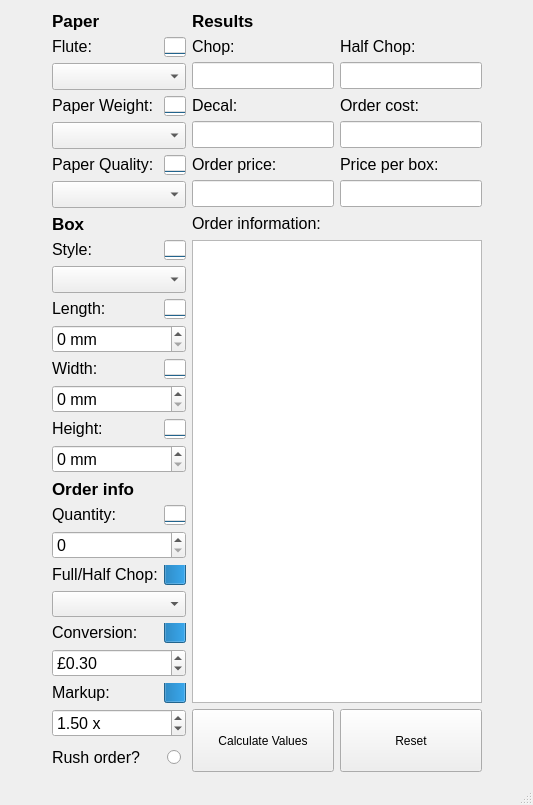
Qt form QTFiles/FormFiles/BPViewer.ui (tommygod3/BoxPricer) before a commit.
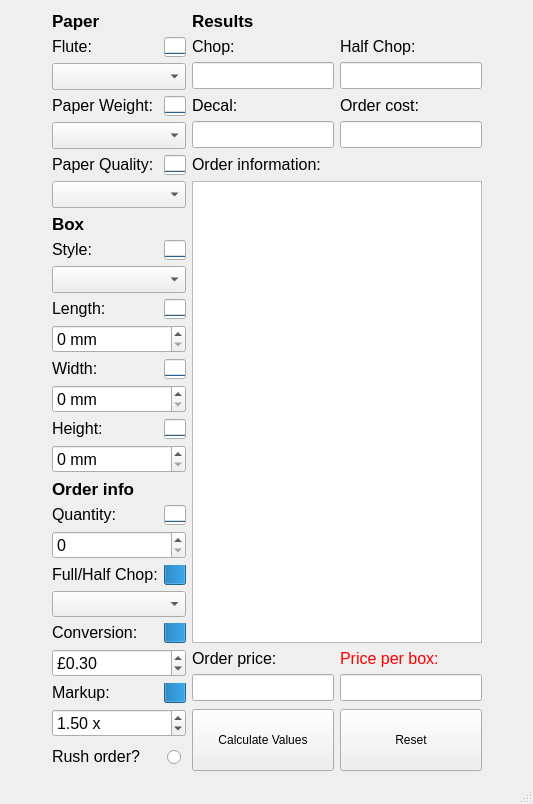
The same form after that commit.

Diff of the .ui file:
```diff
--- a/QTFiles/FormFiles/BPViewer.ui
+++ b/QTFiles/FormFiles/BPViewer.ui
@@ -7,15 +7,15 @@
     <x>0</x>
     <y>0</y>
     <width>533</width>
-    <height>805</height>
+    <height>804</height>
    </rect>
   </property>
   <property name="windowTitle">
    <string>Box Pricer</string>
   </property>
   <widget class="QWidget" name="centralWidget">
-   <layout class="QGridLayout" name="gridLayout_5">
-    <item row="0" column="2">
+   <layout class="QGridLayout" name="gridLayout_8">
+    <item row="0" column="1">
      <spacer name="verticalSpacer">
       <property name="orientation">
        <enum>Qt::Vertical</enum>
@@ -29,7 +29,7 @@
      </spacer>
     </item>
     <item row="1" column="1" rowspan="2" colspan="2">
-     <layout class="QGridLayout" name="gridLayout_4">
+     <layout class="QGridLayout" name="gridLayout_7">
       <item row="0" column="0">
        <widget class="QLabel" name="labelPaper">
         <property name="sizePolicy">
@@ -204,24 +204,6 @@
         </item>
        </layout>
       </item>
-      <item row="2" column="0" colspan="2">
-       <widget class="QComboBox" name="comboBoxFlute">
-        <property name="sizePolicy">
-         <sizepolicy hsizetype="Minimum" vsizetype="Fixed">
-          <horstretch>0</horstretch>
-          <verstretch>0</verstretch>
-         </sizepolicy>
-        </property>
-        <property name="font">
-         <font>
-          <pointsize>12</pointsize>
-         </font>
-        </property>
-        <property name="currentIndex">
-         <number>-1</number>
-        </property>
-       </widget>
-      </item>
       <item row="3" column="0">
        <widget class="QLabel" name="labelPW">
         <property name="sizePolicy">
@@ -356,24 +338,6 @@
         </item>
        </layout>
       </item>
-      <item row="4" column="0" colspan="2">
-       <widget class="QComboBox" name="comboBoxPW">
-        <property name="sizePolicy">
-         <sizepolicy hsizetype="Minimum" vsizetype="Fixed">
-          <horstretch>0</horstretch>
-          <verstretch>0</verstretch>
-         </sizepolicy>
-        </property>
-        <property name="font">
-         <font>
-          <pointsize>12</pointsize>
-         </font>
-        </property>
-        <property name="currentIndex">
-         <number>-1</number>
-        </property>
-       </widget>
-      </item>
       <item row="5" column="0">
        <widget class="QLabel" name="labelPQ">
         <property name="sizePolicy">
@@ -420,96 +384,8 @@
         </property>
        </widget>
       </item>
-      <item row="5" column="2" rowspan="2" colspan="2">
-       <layout class="QGridLayout" name="gridLayout_3">
-        <item row="0" column="0">
-         <widget class="QLabel" name="labelPrice">
-          <property name="sizePolicy">
-           <sizepolicy hsizetype="Minimum" vsizetype="Fixed">
-            <horstretch>0</horstretch>
-            <verstretch>0</verstretch>
-           </sizepolicy>
-          </property>
-          <property name="font">
-           <font>
-            <pointsize>12</pointsize>
-           </font>
-          </property>
-          <property name="text">
-           <string>Order price:</string>
-          </property>
-         </widget>
-        </item>
-        <item row="1" column="0">
-         <widget class="QLineEdit" name="lineReadPrice">
-          <property name="sizePolicy">
-           <sizepolicy hsizetype="Minimum" vsizetype="Fixed">
-            <horstretch>0</horstretch>
-            <verstretch>0</verstretch>
-           </sizepolicy>
-          </property>
-          <property name="font">
-           <font>
-            <pointsize>12</pointsize>
-           </font>
-          </property>
-          <property name="focusPolicy">
-           <enum>Qt::NoFocus</enum>
-          </property>
-          <property name="text">
-           <string/>
-          </property>
-          <property name="readOnly">
-           <bool>true</bool>
-          </property>
-         </widget>
-        </item>
-        <item row="1" column="1">
-         <widget class="QLineEdit" name="lineReadPricePer">
-          <property name="sizePolicy">
-           <sizepolicy hsizetype="Minimum" vsizetype="Fixed">
-            <horstretch>0</horstretch>
-            <verstretch>0</verstretch>
-           </sizepolicy>
-          </property>
-          <property name="font">
-           <font>
-            <pointsize>12</pointsize>
-           </font>
-          </property>
-          <property name="focusPolicy">
-           <enum>Qt::NoFocus</enum>
-          </property>
-          <property name="text">
-           <string/>
-          </property>
-          <property name="readOnly">
-           <bool>true</bool>
-          </property>
-         </widget>
-        </item>
-        <item row="0" column="1">
-         <widget class="QLabel" name="labelPricePer">
-          <property name="sizePolicy">
-           <sizepolicy hsizetype="Minimum" vsizetype="Fixed">
-            <horstretch>0</horstretch>
-            <verstretch>0</verstretch>
-           </sizepolicy>
-          </property>
-          <property name="font">
-           <font>
-            <pointsize>12</pointsize>
-           </font>
-          </property>
-          <property name="text">
-           <string>Price per box:</string>
-          </property>
-         </widget>
-        </item>
-       </layout>
-      </item>
-      <item row="6" column="0" colspan="2">
-       <widget class="QComboBox" name="comboBoxPQ">
+      <item row="5" column="2">
+       <widget class="QLabel" name="labelInfo">
         <property name="sizePolicy">
          <sizepolicy hsizetype="Minimum" vsizetype="Fixed">
           <horstretch>0</horstretch>
@@ -521,8 +397,8 @@
           <pointsize>12</pointsize>
          </font>
         </property>
-        <property name="currentIndex">
-         <number>-1</number>
+        <property name="text">
+         <string>Order information:</string>
         </property>
        </widget>
       </item>
@@ -546,24 +422,6 @@
         </property>
        </widget>
       </item>
-      <item row="7" column="2">
-       <widget class="QLabel" name="labelInfo">
-        <property name="sizePolicy">
-         <sizepolicy hsizetype="Minimum" vsizetype="Fixed">
-          <horstretch>0</horstretch>
-          <verstretch>0</verstretch>
-         </sizepolicy>
-        </property>
-        <property name="font">
-         <font>
-          <pointsize>12</pointsize>
-         </font>
-        </property>
-        <property name="text">
-         <string>Order information:</string>
-        </property>
-       </widget>
-      </item>
       <item row="8" column="0">
        <widget class="QLabel" name="labelStyle">
         <property name="sizePolicy">
@@ -610,24 +468,6 @@
         </property>
        </widget>
       </item>
-      <item row="9" column="0" colspan="2">
-       <widget class="QComboBox" name="comboBoxStyle">
-        <property name="sizePolicy">
-         <sizepolicy hsizetype="Minimum" vsizetype="Fixed">
-          <horstretch>0</horstretch>
-          <verstretch>0</verstretch>
-         </sizepolicy>
-        </property>
-        <property name="font">
-         <font>
-          <pointsize>12</pointsize>
-         </font>
-        </property>
-        <property name="currentIndex">
-         <number>-1</number>
-        </property>
-       </widget>
-      </item>
       <item row="10" column="0">
        <widget class="QLabel" name="labelLength">
         <property name="sizePolicy">
@@ -674,21 +514,6 @@
         </property>
        </widget>
       </item>
-      <item row="11" column="0" colspan="2">
-       <widget class="QSpinBox" name="spinLength">
-        <property name="font">
-         <font>
-          <pointsize>12</pointsize>
-         </font>
-        </property>
-        <property name="suffix">
-         <string> mm</string>
-        </property>
-        <property name="maximum">
-         <number>1000000</number>
-        </property>
-       </widget>
-      </item>
       <item row="12" column="0">
        <widget class="QLabel" name="labelWidth">
         <property name="sizePolicy">
@@ -735,21 +560,6 @@
         </property>
        </widget>
       </item>
-      <item row="13" column="0" colspan="2">
-       <widget class="QSpinBox" name="spinWidth">
-        <property name="font">
-         <font>
-          <pointsize>12</pointsize>
-         </font>
-        </property>
-        <property name="suffix">
-         <string> mm</string>
-        </property>
-        <property name="maximum">
-         <number>1000000</number>
-        </property>
-       </widget>
-      </item>
       <item row="14" column="0">
        <widget class="QLabel" name="labelHeight">
         <property name="sizePolicy">
@@ -796,21 +606,6 @@
         </property>
        </widget>
       </item>
-      <item row="15" column="0" colspan="2">
-       <widget class="QSpinBox" name="spinHeight">
-        <property name="font">
-         <font>
-          <pointsize>12</pointsize>
-         </font>
-        </property>
-        <property name="suffix">
-         <string> mm</string>
-        </property>
-        <property name="maximum">
-         <number>1000000</number>
-        </property>
-       </widget>
-      </item>
       <item row="16" column="0">
        <widget class="QLabel" name="label">
         <property name="sizePolicy">
@@ -877,18 +672,6 @@
         </property>
        </widget>
       </item>
-      <item row="18" column="0" colspan="2">
-       <widget class="QSpinBox" name="spinQuantity">
-        <property name="font">
-         <font>
-          <pointsize>12</pointsize>
-         </font>
-        </property>
-        <property name="maximum">
-         <number>1000000000</number>
-        </property>
-       </widget>
-      </item>
       <item row="19" column="0">
        <widget class="QLabel" name="labelFullHalf">
         <property name="sizePolicy">
@@ -935,24 +718,6 @@
         </property>
        </widget>
       </item>
-      <item row="20" column="0" colspan="2">
-       <widget class="QComboBox" name="comboBoxFullHalf">
-        <property name="sizePolicy">
-         <sizepolicy hsizetype="Minimum" vsizetype="Fixed">
-          <horstretch>0</horstretch>
-          <verstretch>0</verstretch>
-         </sizepolicy>
-        </property>
-        <property name="font">
-         <font>
-          <pointsize>11</pointsize>
-         </font>
-        </property>
-        <property name="currentIndex">
-         <number>-1</number>
-        </property>
-       </widget>
-      </item>
       <item row="21" column="0">
        <widget class="QLabel" name="labelPPB">
         <property name="sizePolicy">
@@ -999,26 +764,194 @@
         </property>
        </widget>
       </item>
-      <item row="22" column="0" colspan="2">
-       <widget class="QDoubleSpinBox" name="doubleSpinPPB">
-        <property name="font">
-         <font>
-          <pointsize>12</pointsize>
-         </font>
-        </property>
-        <property name="frame">
-         <bool>true</bool>
-        </property>
-        <property name="prefix">
-         <string>£</string>
-        </property>
-        <property name="maximum">
-         <double>1000000.000000000000000</double>
-        </property>
-        <property name="value">
-         <double>0.300000000000000</double>
-        </property>
-       </widget>
+      <item row="22" column="2" rowspan="2" colspan="2">
+       <layout class="QGridLayout" name="gridLayout_3">
+        <item row="0" column="1">
+         <widget class="QLabel" name="labelPricePer">
+          <property name="sizePolicy">
+           <sizepolicy hsizetype="Minimum" vsizetype="Fixed">
+            <horstretch>0</horstretch>
+            <verstretch>0</verstretch>
+           </sizepolicy>
+          </property>
+          <property name="palette">
+           <palette>
+            <active>
+             <colorrole role="WindowText">
+              <brush brushstyle="SolidPattern">
+               <color alpha="255">
+                <red>255</red>
+                <green>0</green>
+                <blue>0</blue>
+               </color>
+              </brush>
+             </colorrole>
+            </active>
+            <inactive>
+             <colorrole role="WindowText">
+              <brush brushstyle="SolidPattern">
+               <color alpha="255">
+                <red>255</red>
+                <green>0</green>
+                <blue>0</blue>
+               </color>
+              </brush>
+             </colorrole>
+            </inactive>
+            <disabled>
+             <colorrole role="WindowText">
+              <brush brushstyle="SolidPattern">
+               <color alpha="255">
+                <red>120</red>
+                <green>120</green>
+                <blue>120</blue>
+               </color>
+              </brush>
+             </colorrole>
+            </disabled>
+           </palette>
+          </property>
+          <property name="font">
+           <font>
+            <pointsize>12</pointsize>
+           </font>
+          </property>
+          <property name="text">
+           <string>Price per box:</string>
+          </property>
+         </widget>
+        </item>
+        <item row="0" column="0">
+         <widget class="QLabel" name="labelPrice">
+          <property name="sizePolicy">
+           <sizepolicy hsizetype="Minimum" vsizetype="Fixed">
+            <horstretch>0</horstretch>
+            <verstretch>0</verstretch>
+           </sizepolicy>
+          </property>
+          <property name="font">
+           <font>
+            <pointsize>12</pointsize>
+           </font>
+          </property>
+          <property name="text">
+           <string>Order price:</string>
+          </property>
+         </widget>
+        </item>
+        <item row="1" column="1">
+         <widget class="QLineEdit" name="lineReadPricePer">
+          <property name="sizePolicy">
+           <sizepolicy hsizetype="Minimum" vsizetype="Fixed">
+            <horstretch>0</horstretch>
+            <verstretch>0</verstretch>
+           </sizepolicy>
+          </property>
+          <property name="palette">
+           <palette>
+            <active>
+             <colorrole role="WindowText">
+              <brush brushstyle="SolidPattern">
+               <color alpha="255">
+                <red>0</red>
+                <green>0</green>
+                <blue>0</blue>
+               </color>
+              </brush>
+             </colorrole>
+             <colorrole role="Text">
+              <brush brushstyle="SolidPattern">
+               <color alpha="255">
+                <red>255</red>
+                <green>0</green>
+                <blue>0</blue>
+               </color>
+              </brush>
+             </colorrole>
+            </active>
+            <inactive>
+             <colorrole role="WindowText">
+              <brush brushstyle="SolidPattern">
+               <color alpha="255">
+                <red>0</red>
+                <green>0</green>
+                <blue>0</blue>
+               </color>
+              </brush>
+             </colorrole>
+             <colorrole role="Text">
+              <brush brushstyle="SolidPattern">
+               <color alpha="255">
+                <red>255</red>
+                <green>0</green>
+                <blue>0</blue>
+               </color>
+              </brush>
+             </colorrole>
+            </inactive>
+            <disabled>
+             <colorrole role="WindowText">
+              <brush brushstyle="SolidPattern">
+               <color alpha="255">
+                <red>120</red>
+                <green>120</green>
+                <blue>120</blue>
+               </color>
+              </brush>
+             </colorrole>
+             <colorrole role="Text">
+              <brush brushstyle="SolidPattern">
+               <color alpha="255">
+                <red>120</red>
+                <green>120</green>
+                <blue>120</blue>
+               </color>
+              </brush>
+             </colorrole>
+            </disabled>
+           </palette>
+          </property>
+          <property name="font">
+           <font>
+            <pointsize>12</pointsize>
+           </font>
+          </property>
+          <property name="focusPolicy">
+           <enum>Qt::NoFocus</enum>
+          </property>
+          <property name="text">
+           <string/>
+          </property>
+          <property name="readOnly">
+           <bool>true</bool>
+          </property>
+         </widget>
+        </item>
+        <item row="1" column="0">
+         <widget class="QLineEdit" name="lineReadPrice">
+          <property name="sizePolicy">
+           <sizepolicy hsizetype="Minimum" vsizetype="Fixed">
+            <horstretch>0</horstretch>
+            <verstretch>0</verstretch>
+           </sizepolicy>
+          </property>
+          <property name="font">
+           <font>
+            <pointsize>12</pointsize>
+           </font>
+          </property>
+          <property name="focusPolicy">
+           <enum>Qt::NoFocus</enum>
+          </property>
+          <property name="text">
+           <string/>
+          </property>
+          <property name="readOnly">
+           <bool>true</bool>
+          </property>
+         </widget>
+        </item>
+       </layout>
       </item>
       <item row="23" column="0">
        <widget class="QLabel" name="labelPOT">
@@ -1090,53 +1023,6 @@
         </property>
        </widget>
       </item>
-      <item row="25" column="0" colspan="2">
-       <layout class="QHBoxLayout" name="horizontalLayout">
-        <property name="rightMargin">
-         <number>5</number>
-        </property>
-        <item>
-         <widget class="QLabel" name="labelRush">
-          <property name="sizePolicy">
-           <sizepolicy hsizetype="Minimum" vsizetype="Fixed">
-            <horstretch>0</horstretch>
-            <verstretch>0</verstretch>
-           </sizepolicy>
-          </property>
-          <property name="font">
-           <font>
-            <pointsize>12</pointsize>
-           </font>
-          </property>
-          <property name="text">
-           <string>Rush order?</string>
-          </property>
-         </widget>
-        </item>
-        <item>
-         <widget class="QRadioButton" name="radioButtonRush">
-          <property name="enabled">
-           <bool>true</bool>
-          </property>
-          <property name="sizePolicy">
-           <sizepolicy hsizetype="Minimum" vsizetype="Minimum">
-            <horstretch>0</horstretch>
-            <verstretch>0</verstretch>
-           </sizepolicy>
-          </property>
-          <property name="layoutDirection">
-           <enum>Qt::RightToLeft</enum>
-          </property>
-          <property name="text">
-           <string/>
-          </property>
-          <property name="checked">
-           <bool>false</bool>
-          </property>
-         </widget>
-        </item>
-       </layout>
-      </item>
       <item row="24" column="2" rowspan="2">
        <widget class="QPushButton" name="pushButtonCalc">
         <property name="sizePolicy">
@@ -1181,7 +1067,7 @@
         </property>
        </widget>
       </item>
-      <item row="8" column="2" rowspan="16" colspan="2">
+      <item row="6" column="2" rowspan="16" colspan="2">
        <widget class="QTextBrowser" name="textInfo">
         <property name="sizePolicy">
          <sizepolicy hsizetype="Minimum" vsizetype="Expanding">
@@ -1208,6 +1094,221 @@
         </property>
        </widget>
       </item>
+      <item row="2" column="0" colspan="2">
+       <widget class="QComboBox" name="comboBoxFlute">
+        <property name="sizePolicy">
+         <sizepolicy hsizetype="Minimum" vsizetype="Fixed">
+          <horstretch>0</horstretch>
+          <verstretch>0</verstretch>
+         </sizepolicy>
+        </property>
+        <property name="font">
+         <font>
+          <pointsize>12</pointsize>
+         </font>
+        </property>
+        <property name="currentIndex">
+         <number>-1</number>
+        </property>
+       </widget>
+      </item>
+      <item row="4" column="0" colspan="2">
+       <widget class="QComboBox" name="comboBoxPW">
+        <property name="sizePolicy">
+         <sizepolicy hsizetype="Minimum" vsizetype="Fixed">
+          <horstretch>0</horstretch>
+          <verstretch>0</verstretch>
+         </sizepolicy>
+        </property>
+        <property name="font">
+         <font>
+          <pointsize>12</pointsize>
+         </font>
+        </property>
+        <property name="currentIndex">
+         <number>-1</number>
+        </property>
+       </widget>
+      </item>
+      <item row="6" column="0" colspan="2">
+       <widget class="QComboBox" name="comboBoxPQ">
+        <property name="sizePolicy">
+         <sizepolicy hsizetype="Minimum" vsizetype="Fixed">
+          <horstretch>0</horstretch>
+          <verstretch>0</verstretch>
+         </sizepolicy>
+        </property>
+        <property name="font">
+         <font>
+          <pointsize>12</pointsize>
+         </font>
+        </property>
+        <property name="currentIndex">
+         <number>-1</number>
+        </property>
+       </widget>
+      </item>
+      <item row="9" column="0" colspan="2">
+       <widget class="QComboBox" name="comboBoxStyle">
+        <property name="sizePolicy">
+         <sizepolicy hsizetype="Minimum" vsizetype="Fixed">
+          <horstretch>0</horstretch>
+          <verstretch>0</verstretch>
+         </sizepolicy>
+        </property>
+        <property name="font">
+         <font>
+          <pointsize>12</pointsize>
+         </font>
+        </property>
+        <property name="currentIndex">
+         <number>-1</number>
+        </property>
+       </widget>
+      </item>
+      <item row="11" column="0" colspan="2">
+       <widget class="QSpinBox" name="spinLength">
+        <property name="font">
+         <font>
+          <pointsize>12</pointsize>
+         </font>
+        </property>
+        <property name="suffix">
+         <string> mm</string>
+        </property>
+        <property name="maximum">
+         <number>1000000</number>
+        </property>
+       </widget>
+      </item>
+      <item row="13" column="0" colspan="2">
+       <widget class="QSpinBox" name="spinWidth">
+        <property name="font">
+         <font>
+          <pointsize>12</pointsize>
+         </font>
+        </property>
+        <property name="suffix">
+         <string> mm</string>
+        </property>
+        <property name="maximum">
+         <number>1000000</number>
+        </property>
+       </widget>
+      </item>
+      <item row="15" column="0" colspan="2">
+       <widget class="QSpinBox" name="spinHeight">
+        <property name="font">
+         <font>
+          <pointsize>12</pointsize>
+         </font>
+        </property>
+        <property name="suffix">
+         <string> mm</string>
+        </property>
+        <property name="maximum">
+         <number>1000000</number>
+        </property>
+       </widget>
+      </item>
+      <item row="18" column="0" colspan="2">
+       <widget class="QSpinBox" name="spinQuantity">
+        <property name="font">
+         <font>
+          <pointsize>12</pointsize>
+         </font>
+        </property>
+        <property name="maximum">
+         <number>1000000000</number>
+        </property>
+       </widget>
+      </item>
+      <item row="20" column="0" colspan="2">
+       <widget class="QComboBox" name="comboBoxFullHalf">
+        <property name="sizePolicy">
+         <sizepolicy hsizetype="Minimum" vsizetype="Fixed">
+          <horstretch>0</horstretch>
+          <verstretch>0</verstretch>
+         </sizepolicy>
+        </property>
+        <property name="font">
+         <font>
+          <pointsize>11</pointsize>
+         </font>
+        </property>
+        <property name="currentIndex">
+         <number>-1</number>
+        </property>
+       </widget>
+      </item>
+      <item row="22" column="0" colspan="2">
+       <widget class="QDoubleSpinBox" name="doubleSpinPPB">
+        <property name="font">
+         <font>
+          <pointsize>12</pointsize>
+         </font>
+        </property>
+        <property name="frame">
+         <bool>true</bool>
+        </property>
+        <property name="prefix">
+         <string>£</string>
+        </property>
+        <property name="maximum">
+         <double>1000000.000000000000000</double>
+        </property>
+        <property name="value">
+         <double>0.300000000000000</double>
+        </property>
+       </widget>
+      </item>
+      <item row="25" column="0" colspan="2">
+       <layout class="QHBoxLayout" name="horizontalLayout">
+        <property name="rightMargin">
+         <number>5</number>
+        </property>
+        <item>
+         <widget class="QLabel" name="labelRush">
+          <property name="sizePolicy">
+           <sizepolicy hsizetype="Minimum" vsizetype="Fixed">
+            <horstretch>0</horstretch>
+            <verstretch>0</verstretch>
+           </sizepolicy>
+          </property>
+          <property name="font">
+           <font>
+            <pointsize>12</pointsize>
+           </font>
+          </property>
+          <property name="text">
+           <string>Rush order?</string>
+          </property>
+         </widget>
+        </item>
+        <item>
+         <widget class="QRadioButton" name="radioButtonRush">
+          <property name="enabled">
+           <bool>true</bool>
+          </property>
+          <property name="sizePolicy">
+           <sizepolicy hsizetype="Minimum" vsizetype="Minimum">
+            <horstretch>0</horstretch>
+            <verstretch>0</verstretch>
+           </sizepolicy>
+          </property>
+          <property name="layoutDirection">
+           <enum>Qt::RightToLeft</enum>
+          </property>
+          <property name="text">
+           <string/>
+          </property>
+          <property name="checked">
+           <bool>false</bool>
+          </property>
+         </widget>
+        </item>
+       </layout>
+      </item>
      </layout>
     </item>
     <item row="1" column="3">
@@ -1236,7 +1337,7 @@
       </property>
      </spacer>
     </item>
-    <item row="3" column="1">
+    <item row="3" column="2">
      <spacer name="verticalSpacer_2">
       <property name="orientation">
        <enum>Qt::Vertical</enum>
```
